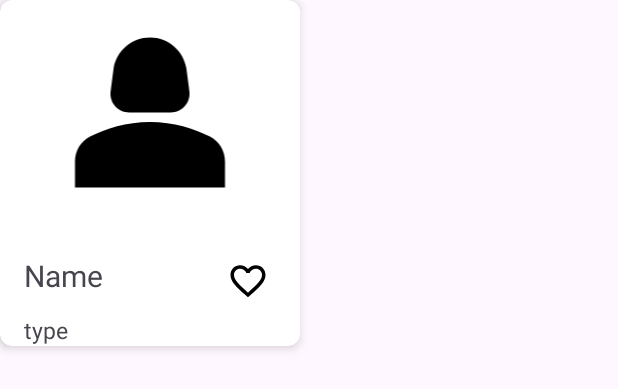
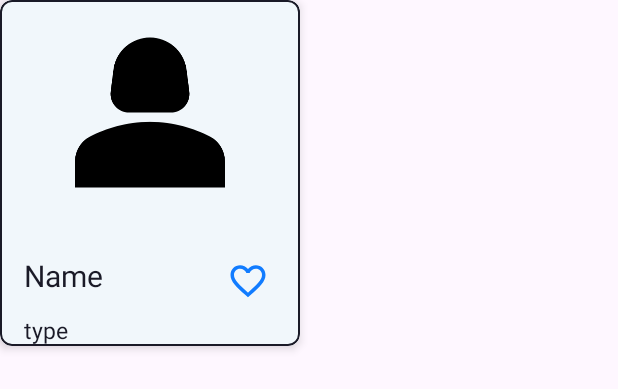
Before and after one commit to ruchit9510/pet-adoption-, an Android app: the layout pet_items.xml on its own in the app's theme, with its tools: preview values and no code run, on a phone screen of 412 x 824 dp. Shown: the top 389 px of the screen. Run offline under Robolectric (Android 15) with nearby library versions, the phone set to English and light mode, and no system bars; Roboto replaces fonts that are not available here.

Commit message:
Some Update 60% Done

```diff
--- a/app/src/main/AndroidManifest.xml
+++ b/app/src/main/AndroidManifest.xml
@@ -52,6 +52,10 @@
             android:name=".SignIn"
             android:exported="false" />
         <activity
+            android:name=".PetDetail"
+            android:exported="false" />
+
+        <activity
             android:name=".MainActivity"
             android:exported="true">
             <intent-filter>
--- a/app/src/main/java/com/example/mypet/Pet.kt
+++ b/app/src/main/java/com/example/mypet/Pet.kt
@@ -1,11 +1,13 @@
 package com.example.mypet
 
 data class Pet(
+    val id: String = "",
     val description: String = "",
     val imageUrl1: String = "",
     val name: String = "",
     val petAge: String = "",
     val petType: String = "",
     val price: String = "",
+    val breed: String = "",
     val userId: String = ""
 )
--- a/app/src/main/java/com/example/mypet/PetAdapter.kt
+++ b/app/src/main/java/com/example/mypet/PetAdapter.kt
@@ -15,7 +15,7 @@ class PetAdapter(private val petList: List<Pet>, private val listener: OnItemCli
             binding.root.setOnClickListener {
                 val position = adapterPosition
                 if (position != RecyclerView.NO_POSITION) {
-                    listener.onItemClick(petList[position])
+                    listener.onItemClick(petList[position].id) // Pass pet ID to listener
                 }
             }
             binding.imageButton2.setOnClickListener {
@@ -47,6 +47,6 @@ class PetAdapter(private val petList: List<Pet>, private val listener: OnItemCli
     }
 
     interface OnItemClickListener {
-        fun onItemClick(pet: Pet)
+        fun onItemClick(petId: String)
     }
 }
--- a/app/src/main/res/layout/pet_items.xml
+++ b/app/src/main/res/layout/pet_items.xml
@@ -1,17 +1,22 @@
 <?xml version="1.0" encoding="utf-8"?>
-<androidx.cardview.widget.CardView xmlns:android="http://schemas.android.com/apk/res/android"
+<com.google.android.material.card.MaterialCardView xmlns:android="http://schemas.android.com/apk/res/android"
     xmlns:app="http://schemas.android.com/apk/res-auto"
     xmlns:tools="http://schemas.android.com/tools"
     android:layout_width="200dp"
     android:layout_height="wrap_content"
+    android:background="@color/app_theme_light"
+    android:backgroundTint="@color/app_theme_light"
     app:cardBackgroundColor="@android:color/white"
     app:cardCornerRadius="8dp"
-    app:cardElevation="4dp">
+    app:cardElevation="4dp"
+    app:strokeWidth="1dp"
+    app:strokeColor="@color/black">
 
 
     <androidx.constraintlayout.widget.ConstraintLayout
         android:layout_width="match_parent"
-        android:layout_height="match_parent">
+        android:layout_height="match_parent"
+        android:background="@color/app_theme_light">
 
         <ImageView
             android:id="@+id/imageView6"
@@ -28,6 +33,7 @@
             android:layout_height="wrap_content"
             android:layout_marginTop="20dp"
             android:text="Name"
+            android:textColor="#1A1A27"
             android:textSize="20sp"
             app:layout_constraintEnd_toEndOf="parent"
             app:layout_constraintHorizontal_bias="0.109"
@@ -40,6 +46,7 @@
             android:layout_height="wrap_content"
             android:layout_marginTop="12dp"
             android:text="type"
+            android:textColor="#1A1A27"
             android:textSize="15sp"
             app:layout_constraintBottom_toBottomOf="parent"
             app:layout_constraintEnd_toEndOf="parent"
@@ -53,7 +60,8 @@
             android:layout_width="38dp"
             android:layout_height="34dp"
             android:layout_marginEnd="16dp"
-            android:background="@color/white"
+            android:background="@color/app_theme_light"
+            android:tint="@color/app_theme"
             app:layout_constraintBottom_toBottomOf="parent"
             app:layout_constraintEnd_toEndOf="parent"
             app:layout_constraintTop_toBottomOf="@+id/imageView6"
@@ -61,4 +69,4 @@
             app:srcCompat="@drawable/baseline_favorite_border_24" />
 
     </androidx.constraintlayout.widget.ConstraintLayout>
-</androidx.cardview.widget.CardView>
+</com.google.android.material.card.MaterialCardView>
--- a/app/src/main/res/layout/pet_items_detail.xml
+++ b/app/src/main/res/layout/pet_items_detail.xml
@@ -6,7 +6,8 @@
     android:layout_height="match_parent"
     android:background="@drawable/edit_text_backgroud"
     android:backgroundTint="@color/app_theme_light"
-    android:visibility="visible">
+    android:visibility="visible"
+    tools:context="PetDetail">
 
     <TextView
         android:id="@+id/perOwnerName"
```
Also changed, not shown: app/src/main/java/com/example/mypet/Home.kt (+11 -7 lines), app/src/main/java/com/example/mypet/PetDetail.kt (added, +76 -0 lines).
